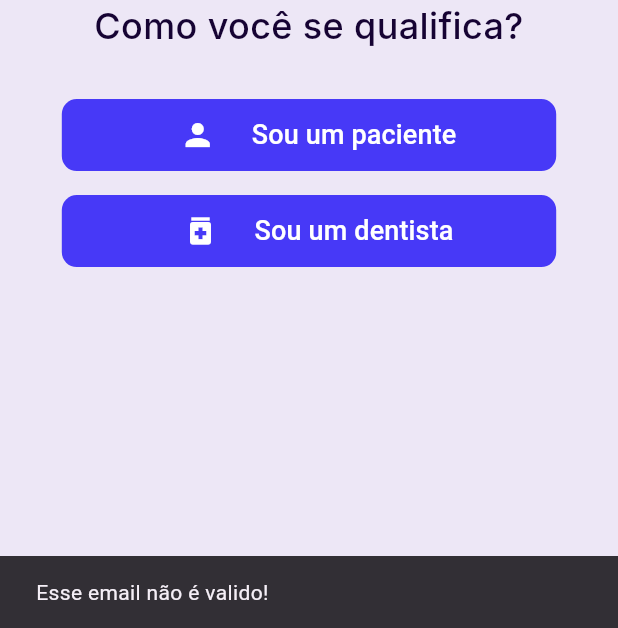
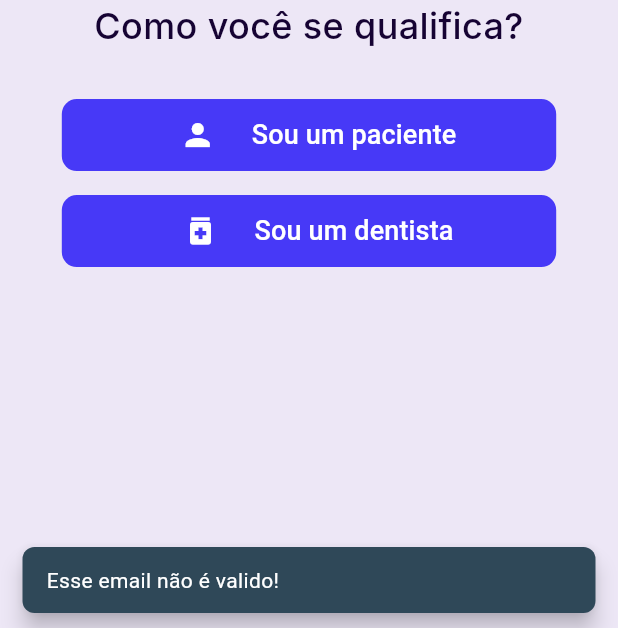
Before and after one commit to anselmoparente/DiarioPed, a Flutter app: the LoginPage screen opened by its route, after a tap on "Trocar senha", on a phone screen of 412 x 824 dp, the part 608-1236 px from its top. Run offline on Flutter 3.47's test engine with Material 3 defaults, Android fonts, the phone set to English and light mode, and no system bars; our stand-ins replace device_info_plus, firebase_auth, firebase_core, firebase_database, go_router; accounts and stored records are empty; Roboto replaces fonts that are missing (Inter).

Commit message:
Added custom snackbar

```diff
--- a/lib/app/ui/pages/login_page.dart
+++ b/lib/app/ui/pages/login_page.dart
@@ -3,6 +3,7 @@ import 'package:go_router/go_router.dart';
 import 'package:nutriped/app/data/controller/login_controller.dart';
 import 'package:nutriped/app/data/services/auth_service.dart';
 import 'package:nutriped/app/ui/widgets/custom_button.dart';
+import 'package:nutriped/app/ui/widgets/custom_snackbar.dart';
 import 'package:nutriped/app/ui/widgets/custom_text_form_field.dart';
 import 'package:provider/provider.dart';
 
@@ -125,10 +126,8 @@ class _LoginPageState extends State<LoginPage> {
                         onTap: () async {
                           if (isValidEmail(email.text)) {
                           } else {
-                            ScaffoldMessenger.of(context).showSnackBar(
-                              const SnackBar(
-                                content: Text('Esse email não é valido!'),
-                              ),
+                            CustomSnackBar(context).show(
+                              message: 'Esse email não é valido!',
                             );
                           }
                         },
--- /dev/null
+++ b/lib/app/ui/widgets/custom_snackbar.dart
@@ -0,0 +1,30 @@
+import 'package:flutter/material.dart';
+
+class CustomSnackBar {
+  final BuildContext context;
+
+  CustomSnackBar(
+    this.context,
+  );
+
+  void show({
+    required String message,
+    Color? backgroundColor,
+    Color? textColor,
+  }) {
+    ScaffoldMessenger.of(context).showSnackBar(
+      SnackBar(
+        duration: const Duration(seconds: 2),
+        padding: const EdgeInsets.symmetric(horizontal: 16.0, vertical: 12.0),
+        backgroundColor: const Color(0xFF2F4858),
+        behavior: SnackBarBehavior.floating,
+        shape: RoundedRectangleBorder(borderRadius: BorderRadius.circular(8.0)),
+        content: Text(
+          message,
+          softWrap: true,
+          style: const TextStyle(color: Colors.white),
+        ),
+      ),
+    );
+  }
+}
```
Also changed, not shown: lib/app/ui/pages/link_page.dart (+10 -3 lines), lib/app/ui/pages/register_page.dart (+5 -3 lines).
